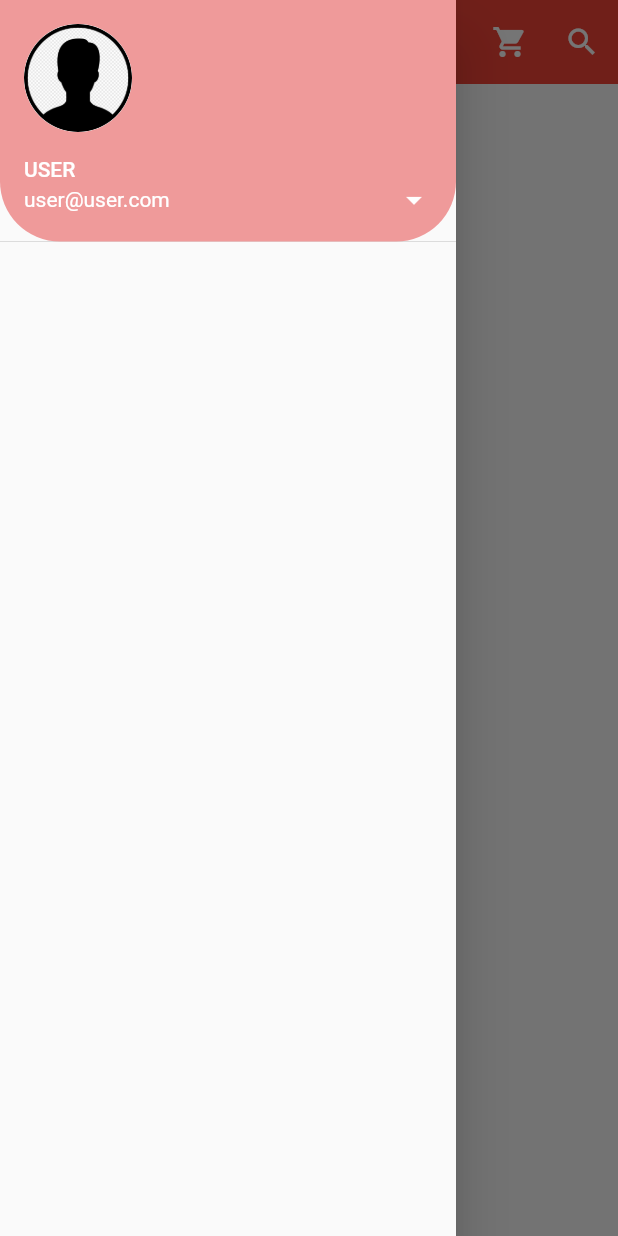
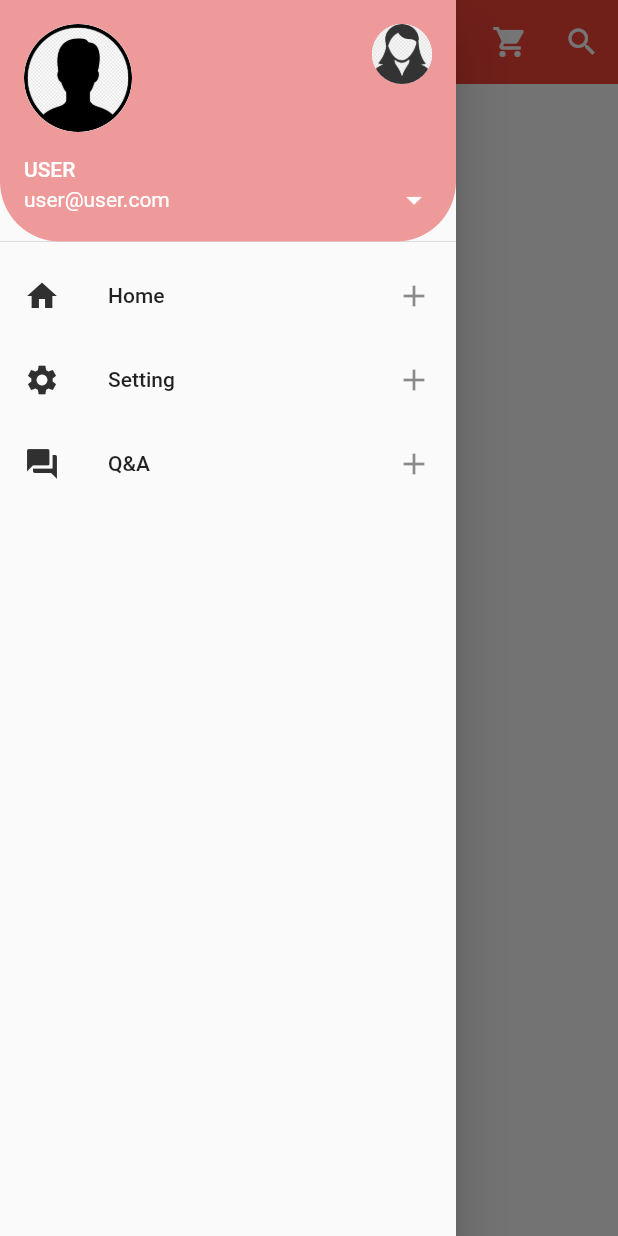
Before and after one commit to jiseungjeong/flutter_study, a Flutter app: the screen it shows after launch, with the side drawer open, on a phone screen of 412 x 824 dp. Run offline on Flutter 3.47's test engine with Material 2 defaults, Android fonts, the phone set to English and light mode, and no system bars; missing offline and left inert: dart:ffi.

Commit message:
learn with coding chef flutter mild video until 16th lecture

```diff
--- a/app_icon_menu/lib/main.dart
+++ b/app_icon_menu/lib/main.dart
@@ -52,6 +52,16 @@ class MyPage extends StatelessWidget {
                 backgroundImage: AssetImage('assets/user_image.png'),
                 backgroundColor: Colors.white,
               ),
+              otherAccountsPictures: <Widget>[
+                CircleAvatar(
+                  backgroundImage: AssetImage('assets/user2_image.png'),
+                  backgroundColor: Colors.white,
+                ),
+                // CircleAvatar(
+                //   backgroundImage: AssetImage('assets/user2_image.png'),
+                //   backgroundColor: Colors.white,
+                // ),
+              ],
               accountName: Text('USER'),
               accountEmail: Text('user@user.com'),
               onDetailsPressed: () {
@@ -64,6 +74,39 @@ class MyPage extends StatelessWidget {
                     bottomRight: Radius.circular(40.0),
                   )),
             ),
+            ListTile(
+              leading: Icon(
+                Icons.home,
+                color: Colors.grey[850],
+              ),
+              title: Text('Home'),
+              onTap: () {
+                print('Home is clicked.');
+              },
+              trailing: Icon(Icons.add),
+            ),
+            ListTile(
+              leading: Icon(
+                Icons.settings,
+                color: Colors.grey[850],
+              ),
+              title: Text('Setting'),
+              onTap: () {
+                print('Setting is clicked.');
+              },
+              trailing: Icon(Icons.add),
+            ),
+            ListTile(
+              leading: Icon(
+                Icons.question_answer,
+                color: Colors.grey[850],
+              ),
+              title: Text('Q&A'),
+              onTap: () {
+                print('Q&A is clicked.');
+              },
+              trailing: Icon(Icons.add),
+            ),
           ],
         ),
       ),
```
